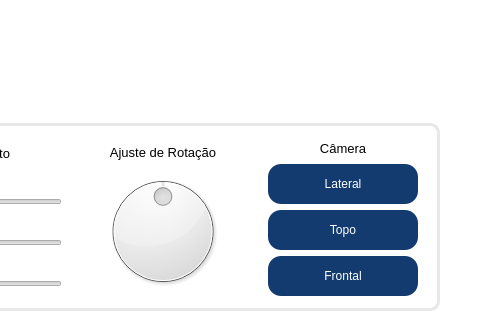
Old version of the form main.ui in the repository vhls7/insole-generator; both pictures show x 497 to 995 and y 482 to 802 of the 1200 by 802 pixel window.
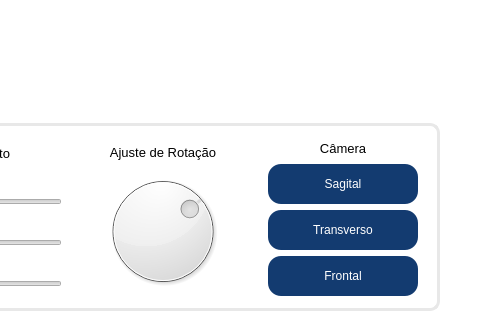
New version of the form. Icons and pictures are not drawn.

The edit to the form file:
```diff
--- a/main.ui
+++ b/main.ui
@@ -716,7 +716,7 @@
                     </size>
                    </property>
                    <property name="minimum">
-                    <number>-90</number>
+                    <number>-180</number>
                    </property>
                    <property name="maximum">
                     <number>90</number>
@@ -791,7 +791,7 @@
 </string>
                    </property>
                    <property name="text">
-                    <string>Lateral</string>
+                    <string>Sagital</string>
                    </property>
                    <property name="icon">
                     <iconset resource="resources/resources.qrc">
@@ -830,7 +830,7 @@
 </string>
                    </property>
                    <property name="text">
-                    <string>Topo</string>
+                    <string>Transverso</string>
                    </property>
                    <property name="icon">
                     <iconset resource="resources/resources.qrc">
```
